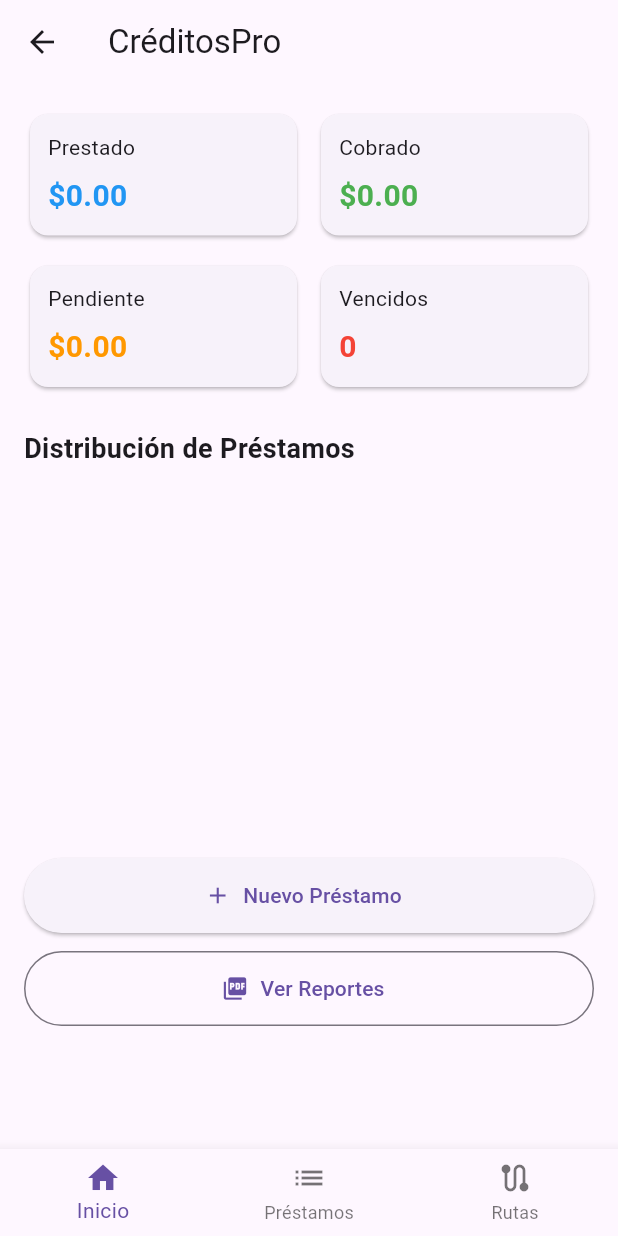
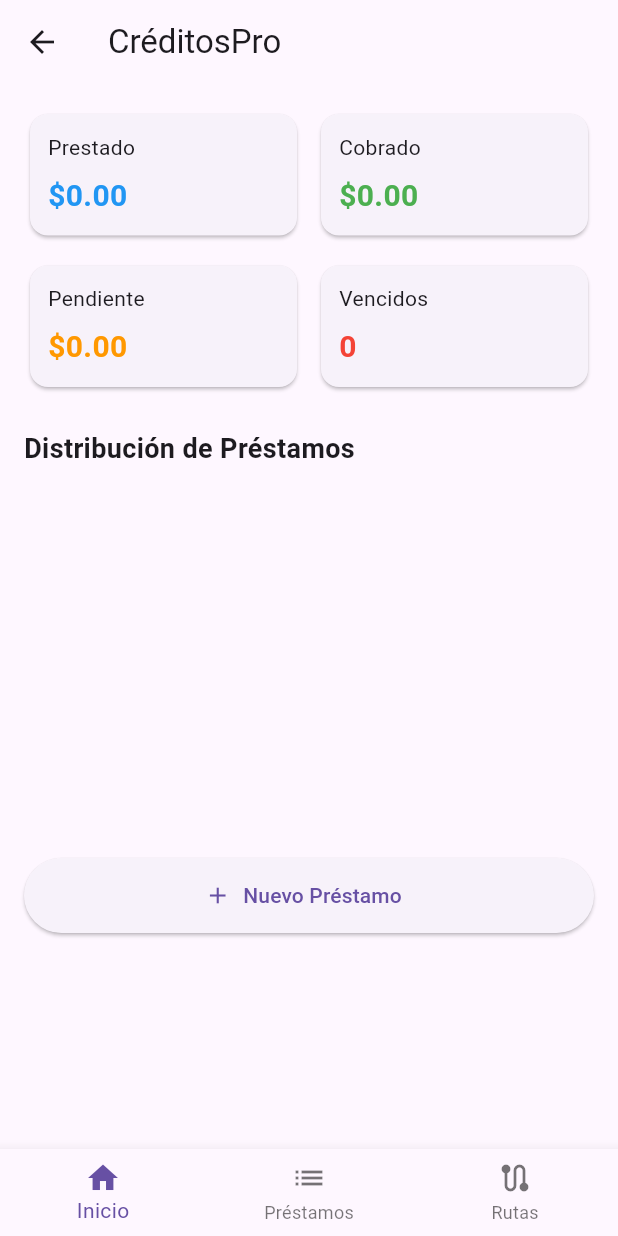
Before and after one commit to Keiry5/creditosmercado, a Flutter app: the DashboardScreen screen opened directly, on a phone screen of 412 x 824 dp. Run offline on Flutter 3.47's test engine with Material 3 defaults, Android fonts, the phone set to English and light mode, and no system bars; drawn by our look-alikes of fl_chart; our stand-ins replace csv, flutter_riverpod, go_router, google_fonts, hive, hive_flutter and 3 more; accounts and stored records are empty.

Commit message:
modificacion de los archivos para buena vista de la presentación de la pagina web.

```diff
--- a/lib/screens/dashboard_screen.dart
+++ b/lib/screens/dashboard_screen.dart
@@ -106,15 +106,6 @@
                     minimumSize: const Size(double.infinity, 50),
                   ),
                 ),
-                const SizedBox(height: 12),
-                OutlinedButton.icon(
-                  onPressed: () => GoRouter.of(context).push('/reports'),
-                  icon: const Icon(Icons.picture_as_pdf),
-                  label: const Text('Ver Reportes'),
-                  style: OutlinedButton.styleFrom(
-                    minimumSize: const Size(double.infinity, 50),
-                  ),
-                ),
               ],
             ),
           ),
```
Also changed, not shown: pubspec.yaml (+0 -7 lines).
